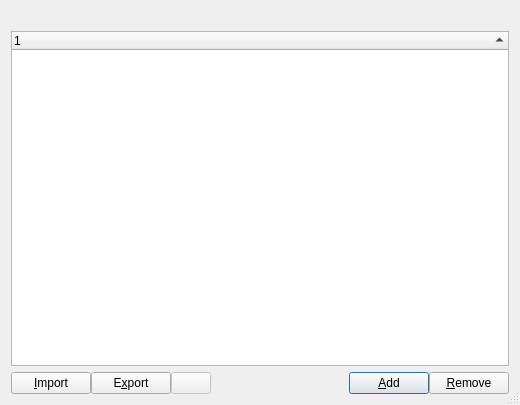
The window that base/FighterManagerDlg.ui (fmuecke/Ipponboard) describes before a commit, drawn with Qt 5.
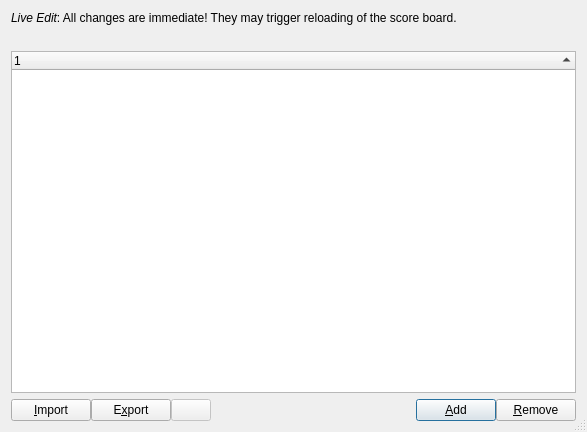
The same window after the commit. Icons and pictures are not drawn.

Commit message: added label to warn that changes are immediate and may retrigger a refresh of the whole board

```diff
--- a/base/FighterManagerDlg.ui
+++ b/base/FighterManagerDlg.ui
@@ -6,8 +6,8 @@
    <rect>
     <x>0</x>
     <y>0</y>
-    <width>520</width>
-    <height>405</height>
+    <width>587</width>
+    <height>432</height>
    </rect>
   </property>
   <property name="windowTitle">
@@ -23,7 +23,14 @@
   <property name="modal">
    <bool>true</bool>
   </property>
-  <layout class="QVBoxLayout" name="verticalLayout" stretch="0,1,0">
+  <layout class="QVBoxLayout" name="verticalLayout" stretch="0,0,1,0">
+   <item>
+    <widget class="QLabel" name="label">
+     <property name="text">
+      <string>&lt;html&gt;&lt;head/&gt;&lt;body&gt;&lt;p&gt;&lt;span style=&quot; font-style:italic;&quot;&gt;Live Edit&lt;/span&gt;: All changes are immediate! They may trigger reloading of the score board.&lt;/p&gt;&lt;/body&gt;&lt;/html&gt;</string>
+     </property>
+    </widget>
+   </item>
    <item>
     <widget class="QLabel" name="label_filterinfo">
      <property name="text">
```
